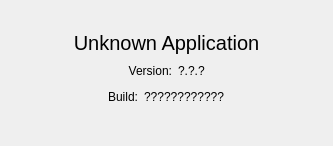
This is frameworks/qt/libs/util/dmzQtVersion.ui in dmzgroup/dmz as Qt 5 draws it before an edit. The edited form follows.
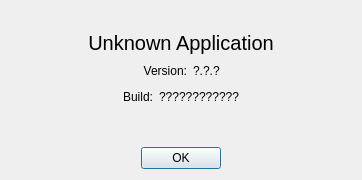
This is the edited form.

Diff of the .ui file:
```diff
--- a/frameworks/qt/libs/util/dmzQtVersion.ui
+++ b/frameworks/qt/libs/util/dmzQtVersion.ui
@@ -1,27 +1,24 @@
 <ui version="4.0" >
  <class>QtVersionForm</class>
- <widget class="QWidget" name="QtVersionForm" >
-  <property name="geometry" >
+ <widget class="QDialog" name="QtVersionForm">
+  <property name="geometry">
    <rect>
     <x>0</x>
     <y>0</y>
-    <width>333</width>
-    <height>146</height>
+    <width>362</width>
+    <height>180</height>
    </rect>
   </property>
-  <property name="sizePolicy" >
-   <sizepolicy vsizetype="MinimumExpanding" hsizetype="Preferred" >
-    <horstretch>0</horstretch>
-    <verstretch>0</verstretch>
-   </sizepolicy>
+  <property name="windowTitle">
+   <string>Dialog</string>
   </property>
   <property name="windowTitle" >
    <string>About</string>
   </property>
-  <layout class="QVBoxLayout" >
+  <layout class="QVBoxLayout" name="verticalLayout">
    <item>
-    <widget class="QLabel" name="imageLabel" >
-     <property name="text" >
+    <widget class="QLabel" name="imageLabel">
+     <property name="text">
       <string/>
      </property>
      <property name="alignment" >
@@ -30,8 +27,8 @@
     </widget>
    </item>
    <item>
-    <widget class="QLabel" name="nameLabel" >
-     <property name="font" >
+    <widget class="QLabel" name="nameLabel">
+     <property name="font">
       <font>
        <pointsize>15</pointsize>
       </font>
@@ -45,7 +42,7 @@
     </widget>
    </item>
    <item>
-    <layout class="QHBoxLayout" >
+    <layout class="QHBoxLayout">
      <item>
       <spacer>
        <property name="orientation" >
@@ -60,8 +57,8 @@
       </spacer>
      </item>
      <item>
-      <widget class="QLabel" name="label" >
-       <property name="text" >
+      <widget class="QLabel" name="label">
+       <property name="text">
         <string>Version:</string>
        </property>
        <property name="alignment" >
@@ -70,8 +67,8 @@
       </widget>
      </item>
      <item>
-      <widget class="QLabel" name="versionLabel" >
-       <property name="text" >
+      <widget class="QLabel" name="versionLabel">
+       <property name="text">
         <string>?.?.?</string>
        </property>
       </widget>
@@ -92,7 +89,7 @@
     </layout>
    </item>
    <item>
-    <layout class="QHBoxLayout" >
+    <layout class="QHBoxLayout" name="_2">
      <item>
       <spacer>
        <property name="orientation" >
@@ -107,8 +104,8 @@
       </spacer>
      </item>
      <item>
-      <widget class="QLabel" name="label_2" >
-       <property name="text" >
+      <widget class="QLabel" name="label_2">
+       <property name="text">
         <string>Build:</string>
        </property>
        <property name="alignment" >
@@ -117,8 +114,8 @@
       </widget>
      </item>
      <item>
-      <widget class="QLabel" name="buildLabel" >
-       <property name="text" >
+      <widget class="QLabel" name="buildLabel">
+       <property name="text">
         <string>????????????</string>
        </property>
       </widget>
@@ -139,18 +136,31 @@
     </layout>
    </item>
    <item>
-    <spacer>
-     <property name="orientation" >
+    <spacer name="spacer">
+     <property name="orientation">
       <enum>Qt::Vertical</enum>
      </property>
-     <property name="sizeHint" >
+     <property name="sizeHint" stdset="0">
       <size>
        <width>20</width>
-       <height>40</height>
+       <height>36</height>
       </size>
      </property>
     </spacer>
    </item>
+   <item>
+    <widget class="QDialogButtonBox" name="buttonBox">
+     <property name="orientation">
+      <enum>Qt::Horizontal</enum>
+     </property>
+     <property name="standardButtons">
+      <set>QDialogButtonBox::Ok</set>
+     </property>
+     <property name="centerButtons">
+      <bool>true</bool>
+     </property>
+    </widget>
+   </item>
   </layout>
  </widget>
  <resources/>
```
Left out of the diff: 52 changed lines with no effect on the pictures.
